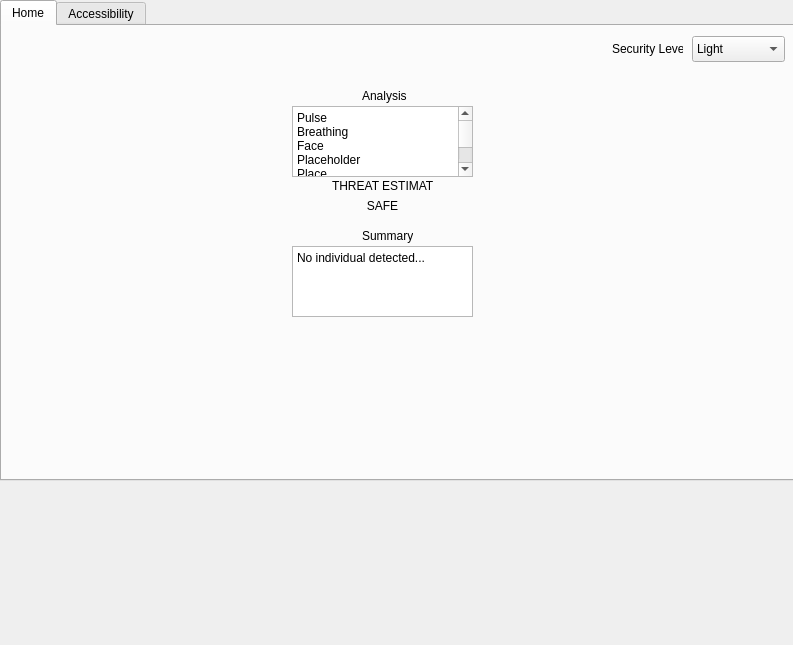
The window that gui/designer2.ui (Jurassic001/helm) describes before a commit, drawn with Qt 5.
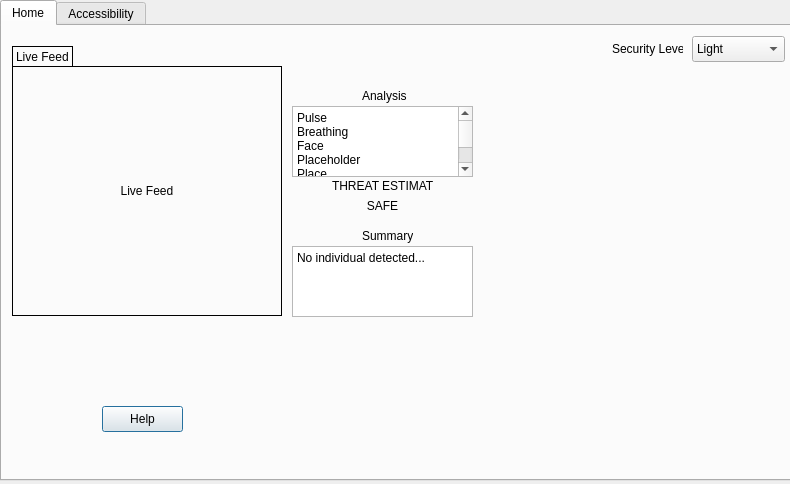
The same window after the commit. Icons and pictures are not drawn.

Commit message: created ui with camera working

Diff of the .ui file:
```diff
--- a/gui/designer2.ui
+++ b/gui/designer2.ui
@@ -6,8 +6,8 @@
    <rect>
     <x>0</x>
     <y>0</y>
-    <width>793</width>
-    <height>645</height>
+    <width>790</width>
+    <height>484</height>
    </rect>
   </property>
   <property name="windowTitle">
@@ -29,6 +29,25 @@
     <attribute name="title">
      <string>Home</string>
     </attribute>
+    <widget class="QLabel" name="camera_feed">
+     <property name="geometry">
+      <rect>
+       <x>10</x>
+       <y>40</y>
+       <width>270</width>
+       <height>250</height>
+      </rect>
+     </property>
+     <property name="frameShape">
+      <enum>QFrame::Shape::Box</enum>
+     </property>
+     <property name="text">
+      <string>Live Feed</string>
+     </property>
+     <property name="alignment">
+      <set>Qt::AlignmentFlag::AlignCenter</set>
+     </property>
+    </widget>
     <widget class="QLabel" name="sec_level_label">
      <property name="geometry">
       <rect>
@@ -173,6 +192,57 @@
 &lt;p style=&quot; margin-top:0px; margin-bottom:0px; margin-left:0px; margin-right:0px; -qt-block-indent:0; text-indent:0px;&quot;&gt;No individual detected...&lt;/p&gt;&lt;/body&gt;&lt;/html&gt;</string>
      </property>
     </widget>
+    <widget class="QLabel" name="camera_label">
+     <property name="geometry">
+      <rect>
+       <x>10</x>
+       <y>20</y>
+       <width>61</width>
+       <height>21</height>
+      </rect>
+     </property>
+     <property name="frameShape">
+      <enum>QFrame::Shape::Box</enum>
+     </property>
+     <property name="text">
+      <string>Live Feed</string>
+     </property>
+     <property name="alignment">
+      <set>Qt::AlignmentFlag::AlignLeading|Qt::AlignmentFlag::AlignLeft|Qt::AlignmentFlag::AlignVCenter</set>
+     </property>
+    </widget>
+    <widget class="QLabel" name="help_icon">
+     <property name="geometry">
+      <rect>
+       <x>40</x>
+       <y>370</y>
+       <width>41</width>
+       <height>41</height>
+      </rect>
+     </property>
+     <property name="text">
+      <string/>
+     </property>
+     <property name="pixmap">
+      <pixmap>gui/assets/info_icon.png</pixmap>
+     </property>
+     <property name="scaledContents">
+      <bool>true</bool>
+     </property>
+    </widget>
+    <widget class="QPushButton" name="help_button">
+     <property name="geometry">
+      <rect>
+       <x>100</x>
+       <y>380</y>
+       <width>81</width>
+       <height>26</height>
+      </rect>
+     </property>
+     <property name="text">
+      <string>Help</string>
+     </property>
+    </widget>
    </widget>
    <widget class="QWidget" name="accessibility">
     <attribute name="title">
```
The commit also changes 1 other file.
